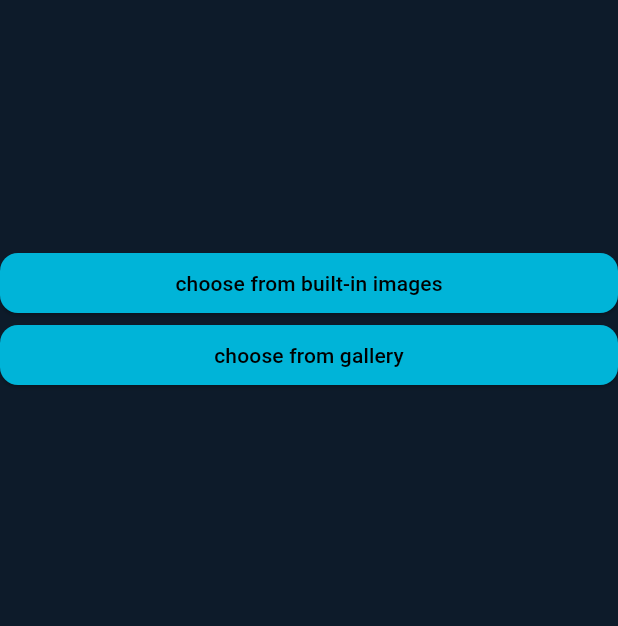
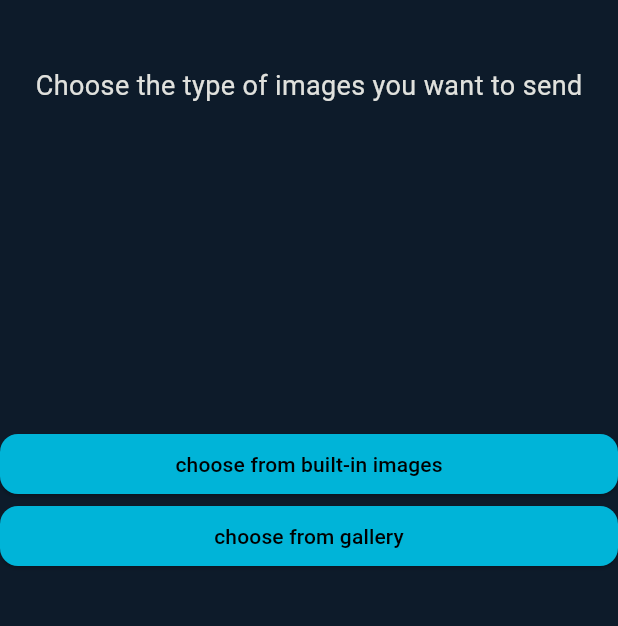
Before and after one commit to MohammadAlZaroo/Image-Transfer-using-MQTT, a Flutter app: the SendImagePage screen opened by its route, on a phone screen of 412 x 824 dp, the part 341-967 px from its top. Run offline on Flutter 3.47's test engine with Material 3 defaults, Android fonts, the phone set to English and light mode, and no system bars; our stand-ins replace image_picker; missing offline and left inert: mqtt_client.

Commit message:
orgnize widgets in send image page

```diff
--- a/lib/features/send_image/send_image_page.dart
+++ b/lib/features/send_image/send_image_page.dart
@@ -11,13 +11,20 @@ class SendImagePage extends StatelessWidget {
         body: Stack(
           children: [
             MqttLogo(),
+            Center(
+              child: Column(
+                mainAxisAlignment: MainAxisAlignment.spaceEvenly,
+                children: [
+                  const Text(
+                    "Choose the type of images you want to send",
+                    style: TextStyle(fontSize: 18),
+                  ),
                   Column(
                     crossAxisAlignment: CrossAxisAlignment.stretch,
-              mainAxisAlignment: MainAxisAlignment.center,
                     children: [
                       ElevatedButton(
-                  onPressed: () =>
-                      Navigator.pushNamed(context, '/send_image/built_in'),
+                        onPressed: () => Navigator.pushNamed(
+                            context, '/send_image/built_in'),
                         child: const Text("choose from built-in images"),
                       ),
                       ElevatedButton(
@@ -28,6 +35,9 @@ class SendImagePage extends StatelessWidget {
                     ],
                   ),
                 ],
+              ),
+            ),
+          ],
         ));
   }
 }
```
Lines whose indentation alone changed are shown as unchanged.
